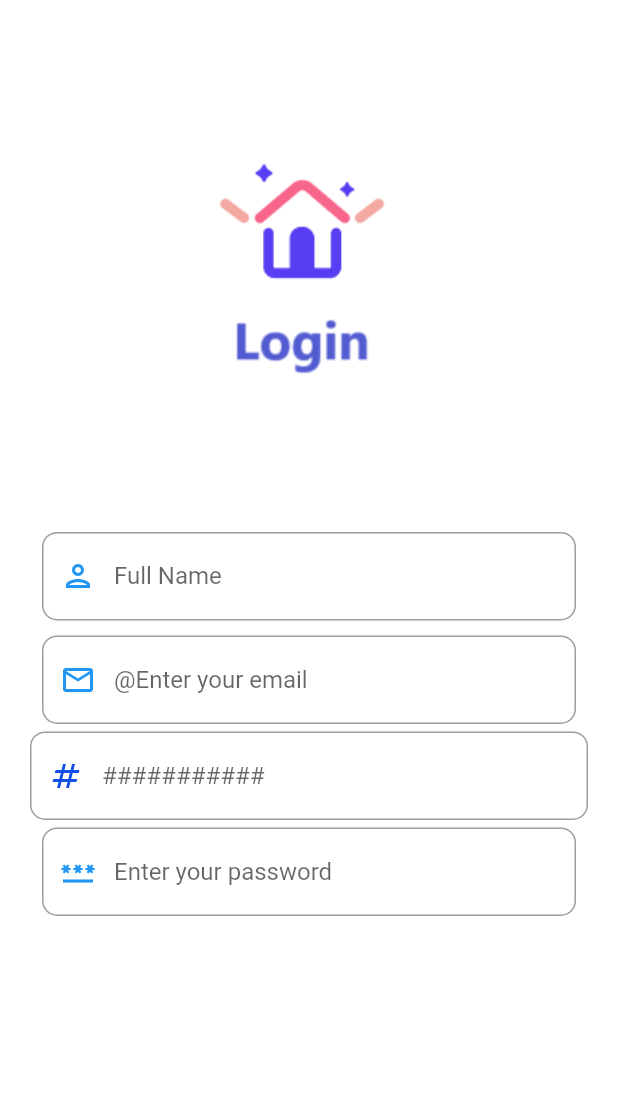
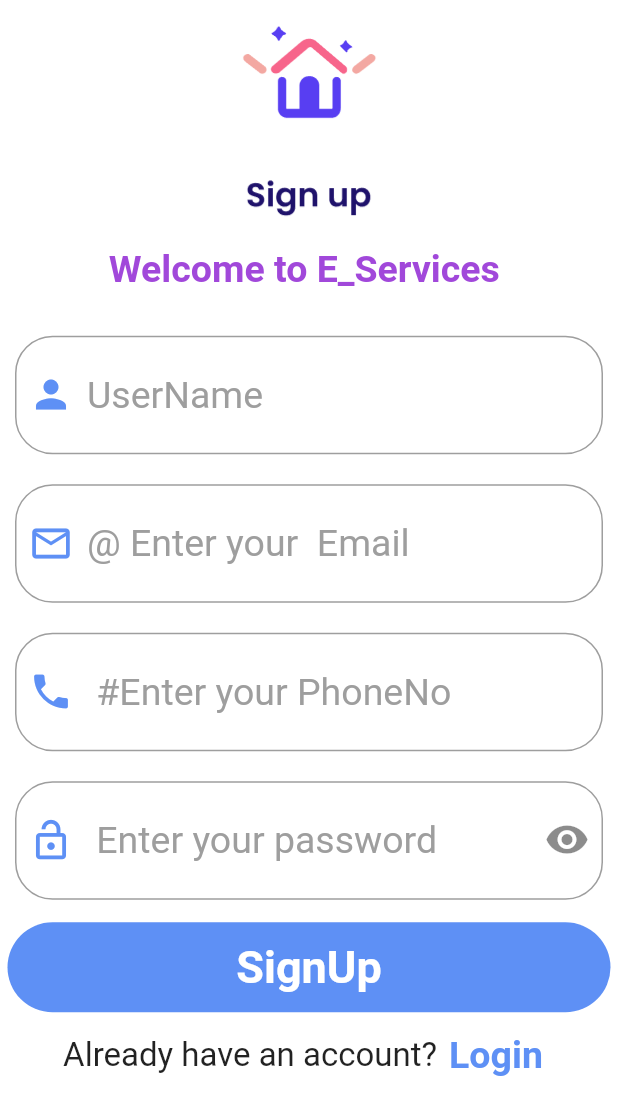
Before and after one commit to sewiiimirza/service_provider, a Flutter app: the SignupLoginView screen opened by its route, on a phone screen of 412 x 824 dp. Shown: the top 1115 px of the screen. Run offline on Flutter 3.47's test engine with Material 2 defaults, Android fonts, the phone set to English and light mode, and no system bars; our stand-ins replace animated_text_kit, firebase_core, fluttertoast, get; missing offline and left inert: firebase_core_web, firebase_database_web, firebase_storage_web, image_picker_for_web; accounts and stored records are empty.

Commit message:
Nine commit

```diff
--- a/lib/main.dart
+++ b/lib/main.dart
@@ -25,7 +25,7 @@ class MyApp extends StatelessWidget {
       return GetMaterialApp(
       debugShowCheckedModeBanner: false,
       theme: ThemeData(
-        primarySwatch: Colors.blue,
+       // primarySwatch: Colors.blue,
         visualDensity: VisualDensity.adaptivePlatformDensity,
       ),
        home:  SplashScreenView(),
--- /dev/null
+++ b/lib/pages/SignUp_Login/pages/login_page.dart
@@ -0,0 +1,72 @@
+
+import 'package:e_services/res/component/input_text_field.dart';
+import 'package:flutter/material.dart';
+import 'package:get/get.dart';
+import 'package:get/get_core/src/get_main.dart';
+import 'package:get/get_state_manager/src/simple/get_view.dart';
+
+import '../../../res/colors/color.dart';
+import '../controller.dart';
+
+class LoginPage extends GetView<SignupLoginController> {
+  LoginPage({Key? key}) : super(key: key);
+
+  final controller = Get.put<SignupLoginController>(SignupLoginController());
+
+  @override
+  Widget build(BuildContext context) {
+    return Column(
+      mainAxisAlignment: MainAxisAlignment.center,
+      children: [
+        InputTextForm(
+          textInputAction: TextInputAction.next,
+          obsecure: false,
+          keyboardType: TextInputType.emailAddress,
+          contr: controller.state.loginEmailController,
+          focNode: controller.state.loginEmailFocus,
+
+          decoration: InputDecoration(
+            hintText: 'Enter your email',
+            hintStyle:TextStyle(fontSize: 25,color:Colors.grey,),
+            prefixIcon: Icon(Icons.lock_open_outlined,size: 30,
+              color: AppColors.primaryColor,),
+            border: OutlineInputBorder(
+              borderSide: BorderSide(
+             style: BorderStyle.solid,),
+              borderRadius: BorderRadius.all(Radius.circular(20)),
+            ),
+          ),
+          // focNode: controller.state.loginEmailFocus,
+        ),
+
+    SizedBox(height: 10,),
+        Padding(
+          padding: EdgeInsets.only(top:9.0,bottom: 7.0),
+          child: PasswordInputTextForm(
+            obsecure: true,
+            textInputAction: TextInputAction.done,
+            keyboardType: TextInputType.text,
+            contr: controller.state.loginPasswordController,
+            focNode: controller.state.loginPasswordFocus,
+            decoration:const  InputDecoration(
+             hintText: 'Enter password',
+    hintStyle:TextStyle(fontSize: 25,color:Colors.grey,),
+    prefixIcon: Icon(Icons.lock_open_outlined,size: 30,
+    color: AppColors.primaryColor,),
+              focusedBorder: OutlineInputBorder(
+                borderSide: BorderSide(
+                  style: BorderStyle.solid,),
+                borderRadius: BorderRadius.all(Radius.circular(25)),
+              ),
+              contentPadding: EdgeInsets.symmetric(vertical: 30), // Increase this value
+            ),
+
+          ),
+        ),
+
+
+      ],
+
+    );
+  }
+}
--- /dev/null
+++ b/lib/pages/SignUp_Login/pages/sign_up_page.dart
@@ -0,0 +1,140 @@
+
+import 'package:e_services/res/component/input_text_field.dart';
+import 'package:flutter/material.dart';
+import 'package:get/get.dart';
+import 'package:get/get_core/src/get_main.dart';
+import 'package:get/get_state_manager/src/simple/get_view.dart';
+
+import '../../../res/colors/color.dart';
+import '../controller.dart';
+
+class SignUpPage extends GetView<SignupLoginController> {
+  SignUpPage({Key? key}) : super(key: key);
+
+  final controller = Get.put<SignupLoginController>(SignupLoginController());
+@override
+  Widget build(BuildContext context) {
+  return Form(
+
+      child: Column(
+          children: [
+            Padding(
+                padding:EdgeInsets.symmetric(horizontal: 10,vertical: 10),
+            child: NameInputTextForm(
+                 textInputAction: TextInputAction.next,
+                obsecure: false,
+                keyboardType: TextInputType.text,
+                 contr: controller.state.signUpUserController,
+
+                decoration:InputDecoration(
+                   hintText: 'UserName',
+                  hintStyle:TextStyle(fontSize: 25,color:Colors.grey,),
+                  prefixIcon: const Icon(Icons.person,size: 30,
+                 color: AppColors.primaryColor, ),
+                 border: OutlineInputBorder(
+                   borderSide: const BorderSide(
+                       width: 2.0,
+                    style:BorderStyle.solid ),
+                  borderRadius: BorderRadius.circular(25),
+                  ),
+                  contentPadding: EdgeInsets.symmetric(vertical: 25), // Increase this value
+              ),
+               ),
+            ),
+            Padding(
+                padding:EdgeInsets.symmetric(horizontal: 10,vertical: 10),
+                child: InputTextForm(
+
+                  // textInputAction: TextInputAction.next,
+                  obsecure: false,
+                  keyboardType: TextInputType.emailAddress,
+                  // icon: Icons.email_outlined,
+                  contr: controller.state.signUpEmailController,
+                  focNode: controller.state.signUpEmailFocus,
+                  textInputAction:TextInputAction.next,
+
+                  decoration:const InputDecoration(
+                    hintText:  '@ Enter your  Email',
+                    hintStyle:TextStyle(fontSize: 25,color:Colors.grey,),
+                prefixIcon: Icon(
+                  Icons.email_outlined,size: 30,
+                  color: AppColors.primaryColor),
+              border: OutlineInputBorder(
+                  borderSide: BorderSide(
+                    width: 2.0,
+                    style: BorderStyle.solid,),
+                  borderRadius: BorderRadius.all(Radius.circular(25)),
+                ),
+                    contentPadding: EdgeInsets.symmetric(vertical: 25), // Increase this value
+
+              ),
+
+                ),
+              ),
+
+
+    // focNode: controller.emailFocus,
+
+
+          Padding(
+            padding:EdgeInsets.symmetric(horizontal: 10,vertical:10),
+            child: PhoneNoInputTextForm(
+                 textInputAction: TextInputAction.next,
+                obsecure: false,
+                keyboardType: TextInputType.emailAddress,
+                contr:controller.state.signUpPhoneController,
+                decoration:const InputDecoration(
+                  hintText:   ' #Enter your PhoneNo',
+                  hintStyle:TextStyle(fontSize: 25,
+                    color:Colors.grey,),
+                  prefixIcon: Icon(Icons.phone,
+                    size: 30, color:AppColors.primaryColor,),
+                  border: OutlineInputBorder(
+                    borderSide: BorderSide(
+
+                      width: 2.0,
+                      style: BorderStyle.solid,),
+                    borderRadius: BorderRadius.all(Radius.circular(25)),
+                  ),
+                  contentPadding: EdgeInsets.symmetric(vertical: 25), // Increase this value
+                  ),
+                ),
+
+              ),
+
+            Padding(
+              padding:EdgeInsets.symmetric(horizontal: 10,vertical: 10),
+              child: PasswordInputTextForm(
+                textInputAction: TextInputAction.next,
+                obsecure: false,
+                keyboardType: TextInputType.emailAddress,
+                // icon: Icons.email_outlined,
+                contr: controller.state.signUpEmailController,
+                focNode: controller.state.signUpEmailFocus,
+
+                 decoration:InputDecoration(
+                   hintText: ' Enter your password',
+                     hintStyle:TextStyle(fontSize: 25,color:Colors.grey,),
+                     prefixIcon: Icon(Icons.lock_open_outlined,size: 30,
+                       color: AppColors.primaryColor,),
+                     suffixIcon: Icon(Icons.visibility_sharp,size: 30,),
+                     border: OutlineInputBorder(
+                       borderSide: BorderSide(
+                         width: 2.0,
+                        style: BorderStyle.solid,
+                      ),
+                        borderRadius: BorderRadius.circular(25),
+                       ),
+                  contentPadding: EdgeInsets.symmetric(vertical: 25), // Increase this value
+
+                     ),
+                   ),
+
+                 ),
+
+
+          ]
+      ),
+    );
+}
+}
--- a/lib/pages/SignUp_Login/view.dart
+++ b/lib/pages/SignUp_Login/view.dart
@@ -1,72 +1,76 @@
 import 'package:e_services/pages/SignUp_Login/controller.dart';
+import 'package:e_services/pages/SignUp_Login/pages/login_page.dart';
+import 'package:e_services/pages/SignUp_Login/pages/sign_up_page.dart';
+import 'package:e_services/res/component/login_image.dart';
+import 'package:e_services/res/component/round_button.dart';
 import 'package:flutter/material.dart';
 import 'package:get/get.dart';
 import 'package:e_services/res/component/input_text_field.dart';
+
+import '../../res/colors/color.dart';
+import '../../res/component/sign_up_image.png.dart';
 
 
 class SignupLoginView extends GetView<SignupLoginController>{
   SignupLoginView({Key? key}): super(key: key);
   final controller=Get.put<SignupLoginController>(SignupLoginController());
-
+  final _controller=LoginPage();
 
   @override
   Widget build(BuildContext context) {
-    final size =MediaQuery.of(context).size;
-    return SafeArea(
-      child: Scaffold(
-        resizeToAvoidBottomInset: false,
+   final size=MediaQuery.of(context).size.width;
+    return Scaffold(
         backgroundColor: Colors.white,
-        body: SingleChildScrollView(
+      body:SafeArea(
+        child: SingleChildScrollView(
           child: Container(
-          padding: EdgeInsets.all(30.0 -10),
             child: Column(
+              children: [
+                SignupImage(image:'assets/images/signup.png',
+                 title: 'Welcome to E_Services ',),
+                    Container(
+                        margin: EdgeInsets.symmetric(vertical: 20),
+                     // padding: EdgeInsets.symmetric(horizontal: 10,vertical: 5),
+                      child:Form(
+                        child:Column(
+                          crossAxisAlignment: CrossAxisAlignment.start,
+                          children: [
+                            SignUpPage(),
+                            Container(
+                              padding: EdgeInsets.all(5),
+                              height: 70,
+                              width:double.infinity,
+                            child:  RoundButton(title: 'SignUp',textColor: Colors.white,
+                                  onPress:(){}),),
+                             Row(
                                mainAxisAlignment: MainAxisAlignment.center,
                                 children: [
-              Image(image: AssetImage('assets/images/login.png',),
-                  height:size.height*0.4,
+                                  Center(
+                                    child: Text('Already have an account?',
+                                      style: TextStyle(fontSize: 22,),),
                                      ),
-               Container(
-                   child: Column(
-                     children: [
-                       NameInputTextForm(
-                          descrip: 'Full Name',
-                           keyboardType: TextInputType.name,
-                           obsecure: false),
-                       InputTextForm(
-                   contr: controller.state.signUpEmailController,
-                       focNode:controller.state.signUpEmailFocus,
-                         obsecure: false,
-                           keyboardType: TextInputType.emailAddress,
+                                    TextButton(onPressed: (){},
+                                      child:Text('Login',
+                                        style: TextStyle(color:AppColors.primaryColor,fontSize: 25,fontWeight: FontWeight.bold),),),
 
-                           descrip: '@Enter your email',
-                           // focNode: controller.state.loginEmailFocus,
-                         ),
-                       PhoneNoInputTextForm(
-                           descrip: '###########',
-                           keyboardType:TextInputType.number,
-                           obsecure:false),
-                       PasswordInputTextForm(
-                           contr: controller.state.signUpPasswordController,
-                           descrip:'Enter your password',
-                           focNode: controller.state.signUpPasswordFocus,
-                           keyboardType: TextInputType.visiblePassword,
-                           obsecure: true),
-               ]
+
+                                ],
+                              )
+
+
+                          ],
                         ),
 
-        ),
-                          ]
-
+                      )
                     ),
 
 
+                     ]
     ),
                      ),
+    ),
+    ));
 
-
-        ),
-
-      );
 
   }
 }
--- a/lib/pages/Welcome/view.dart
+++ b/lib/pages/Welcome/view.dart
@@ -36,7 +36,7 @@ class WelcomeView extends GetView<WelcomeController>{
               children: [
                 SizedBox(width: 10.0,),
                 RoundButton(title: 'Login', onPress: (
-                //    controller.ne
+                  //  _controller.LoginPage();
                     ){}),
               // OutlinedButton(
                 //     onPressed:(){
--- a/lib/res/colors/color.dart
+++ b/lib/res/colors/color.dart
@@ -4,8 +4,8 @@ import 'package:flutter/material.dart';
 
 class AppColors {
 
-  static const Color secondaryColor =  Color(0xff5e90f5);
-  static const Color primaryColor =  Color.fromRGBO(
+  static const Color primaryColor =  Color(0xff5e90f5);
+  static const Color secondaryColor =  Color.fromRGBO(
       160, 70, 218, 0.9882352941176471);
 
   static const Color secondaryTextColor =  Color(0xFF124DEA);
@@ -20,8 +20,8 @@ class AppColors {
 
   static const Color successColor =  Color(0xff043dcd);
 
-  static const Color iconBackgroundColor = Color(0xff124dea);
-  static const Color inputTextBorderColor =  Color.fromRGBO(198, 0, 253, 1.0);
+  static const Color iconBackgroundColor = Color(0xff0a3aa6);
+  static const Color inputTextBorderColor =  Color.fromRGBO(110, 8, 143, 1.0);
   static const Color hintColor =  Color.fromRGBO(114, 114, 114, 1);
 
   static const Color textFieldDefaultFocus =  Color(0xfff5f5f6);
--- a/lib/res/component/input_text_field.dart
+++ b/lib/res/component/input_text_field.dart
@@ -7,83 +7,70 @@ import 'package:flutter/material.dart';
 class NameInputTextForm extends StatelessWidget {
   final   TextInputType keyboardType;
   final   bool obsecure;
-  final   Color color,textColor;
-  final  String  descrip ;
+
+  final TextInputAction textInputAction;
+  final TextEditingController contr;
+  final decoration;
 
   const NameInputTextForm({Key? key,
 
-    required this.descrip,
 
-    this.textColor=const Color(0xff92EFFD),
-    this.color= const Color(0xff4E65FF),
+    required this.textInputAction,
+
+    required this.contr,
+
     required this.keyboardType,
 
     required this.obsecure,
+    required this.decoration,
 
   }) : super(key : key );
 
   @override
   Widget build(BuildContext context) {
-    return Padding(
-        padding: EdgeInsets.symmetric(horizontal: 8 , vertical: 5),
-        child:TextField(
-          keyboardType: keyboardType,
+    return TextField(
+      keyboardType: keyboardType,
 
-          obscureText: obsecure,
-          decoration: InputDecoration(
-            hintText: descrip,
-            prefixIcon: Icon(Icons.person_outlined, color: Colors.blue,),
-            border: OutlineInputBorder(
-              borderSide: BorderSide(
-                color: Colors.purple, style: BorderStyle.solid,),
-              borderRadius: BorderRadius.all(Radius.circular(10)),
-            ),
-          ),
+      obscureText: obsecure,
+      decoration: decoration,
+      controller: contr,
 
-        ));
+    );
   }
 }
 class InputTextForm extends StatelessWidget {
   final TextInputType keyboardType;
   final bool obsecure;
   final TextEditingController contr;
+
+  final  decoration;
+  final TextInputAction textInputAction;
   final FocusNode focNode;
-  final Color color, textColor;
-  final String descrip;
+
 
   const InputTextForm({Key? key,
     required this.contr,
-    required this.descrip,
     required this.focNode,
+  required this. textInputAction,
 
-    this.textColor = const Color(0xff92EFFD),
-    this.color = const Color(0xff4E65FF),
+
     required this.keyboardType,
 
     required this.obsecure,
+    this.decoration,
 
   }) : super(key: key);
 
   @override
   Widget build(BuildContext context) {
-    return Padding(
-        padding: EdgeInsets.symmetric(horizontal: 8, vertical: 5),
-        child: TextField(
+    return TextField(
           controller: contr,
           keyboardType: keyboardType,
           focusNode: focNode,
           obscureText: obsecure,
-          decoration: InputDecoration(
-            hintText: descrip,
-            prefixIcon: Icon(Icons.email_outlined, color: Colors.blue,),
-            border: OutlineInputBorder(
-              borderSide: BorderSide(
-                color: Colors.purple, style: BorderStyle.solid,),
-              borderRadius: BorderRadius.all(Radius.circular(10)),
-            ),
-          ),
+          decoration: decoration,
 
-        ));
+          );
   }
 
 }
@@ -91,45 +78,34 @@ class PasswordInputTextForm extends StatelessWidget {
   final   TextInputType keyboardType;
   final   bool obsecure;
   final  TextEditingController contr;
+
   final FocusNode focNode;
+  final decoration ;
 
-  final   Color color,textColor;
-  final  String  descrip ;
 
+  final TextInputAction textInputAction;
   const PasswordInputTextForm({Key? key,
     required this.contr,
-    required this.descrip,
     required this.focNode,
+    required this. textInputAction,
 
-
-    this.textColor=const Color(0xff92EFFD),
-    this.color= const Color(0xff4E65FF),
     required this.keyboardType,
 
     required this.obsecure,
+    required this.decoration,
 
   }) : super(key : key );
 
   @override
   Widget build(BuildContext context) {
-    return Padding(
-        padding: EdgeInsets.symmetric(horizontal: 8 , vertical: 5),
-        child:TextField(
+    return TextField(
           controller: contr,
           keyboardType: keyboardType,
           focusNode: focNode,
           obscureText: obsecure,
-          decoration: InputDecoration(
-            hintText: descrip,
-            prefixIcon: Icon(Icons.password_outlined, color: Colors.blue,),
-            border: OutlineInputBorder(
-              borderSide: BorderSide(
-                color: Colors.purple, style: BorderStyle.solid,),
-              borderRadius: BorderRadius.all(Radius.circular(10)),
-            ),
-          ),
+          decoration:decoration,
 
-        ));
+        );
   }
 }
 
@@ -138,18 +114,19 @@ class PhoneNoInputTextForm extends StatelessWidget {
   final   TextInputType keyboardType;
   final   bool obsecure;
 
-  final   Color color,textColor;
-  final  String  descrip ;
+  final TextInputAction textInputAction;
+  final TextEditingController contr;
+  final decoration;
 
   const PhoneNoInputTextForm({Key? key,
-    required this.descrip,
 
-
-    this.textColor=AppColors.primaryTextColor,
-    this.color=AppColors.secondaryColor,
     required this.keyboardType,
 
     required this.obsecure,
+   required this.textInputAction,
+
+   required this.contr,
+    required this.decoration,
 
   }) : super(key : key );
 
@@ -158,15 +135,10 @@ class PhoneNoInputTextForm extends StatelessWidget {
     return TextField(
           keyboardType: keyboardType,
           obscureText: obsecure,
-          decoration: InputDecoration(
-            hintText: descrip,
-            prefixIcon: Icon(Icons.numbers, color: AppColors.iconBackgroundColor,),
-            border: OutlineInputBorder(
-              borderSide: BorderSide(
-                color: Colors.purple, style: BorderStyle.solid,),
-              borderRadius: BorderRadius.all(Radius.circular(10)),
-            ),
-          ),
+          textInputAction: textInputAction,
+          decoration:decoration,
+
+      controller: contr,
 
         );
   }
--- /dev/null
+++ b/lib/res/component/login_image.dart
@@ -0,0 +1,22 @@
+import 'package:flutter/material.dart';
+class LoginImage extends StatelessWidget {
+  final String image,title;
+  const LoginImage({Key? key,
+ required this.image,required this.title,
+  }): super(key:key);
+
+  @override
+  Widget build(BuildContext context) {
+    final size=MediaQuery.of(context).size;
+    return Column(
+        mainAxisAlignment: MainAxisAlignment.center,
+        children: [
+          Center(
+      child: Image(image: AssetImage('assets/images/login.png',),
+      height:size.height*0.4,
+    )),
+
+    ]
+    );
+  }
+}
--- a/lib/res/component/round_button.dart
+++ b/lib/res/component/round_button.dart
@@ -7,11 +7,12 @@ class RoundButton extends StatelessWidget {
   final VoidCallback onPress;
   final Color color,textColor;
   final bool loading ;
+
    const  RoundButton({Key? key,
     required this.title,
     required this.onPress,
-  this.textColor=AppColors.primaryTextColor,
-    this.color= AppColors.secondaryColor,
+  this.textColor=Colors.white,
+    this.color= AppColors.primaryColor,
      this.loading=false,
 
    }) : super(key : key );
--- /dev/null
+++ b/lib/res/component/sign_up_image.png.dart
@@ -0,0 +1,27 @@
+import 'package:e_services/res/colors/color.dart';
+import 'package:flutter/material.dart';
+class SignupImage extends StatelessWidget {
+  final String image,title;
+  const SignupImage({Key? key,
+    required this.image,
+    required this.title,
+  }): super(key:key);
+
+  @override
+  Widget build(BuildContext context) {
+    final size=MediaQuery.of(context).size;
+    return Column(
+        mainAxisAlignment: MainAxisAlignment.center,
+        children: [
+                 Image(image: AssetImage('assets/images/signup.png',
+
+                 ),
+                    height:size.height*0.2,
+                  ),
+             Center(
+             child:Text(title,style:TextStyle(color:AppColors.secondaryColor,fontSize: 25,fontWeight: FontWeight.bold))
+             ),
+    ],
+          );
+  }
+}
--- a/pubspec.yaml
+++ b/pubspec.yaml
@@ -81,6 +81,7 @@ flutter:
     - assets/images/onboarding3.png
     - assets/images/welcome.png
     - assets/images/login.png
+    - assets/images/signup.png
 
 
 
```
Also changed, not shown: assets/images/signup.png (added). Lines whose indentation alone changed are shown as unchanged.
